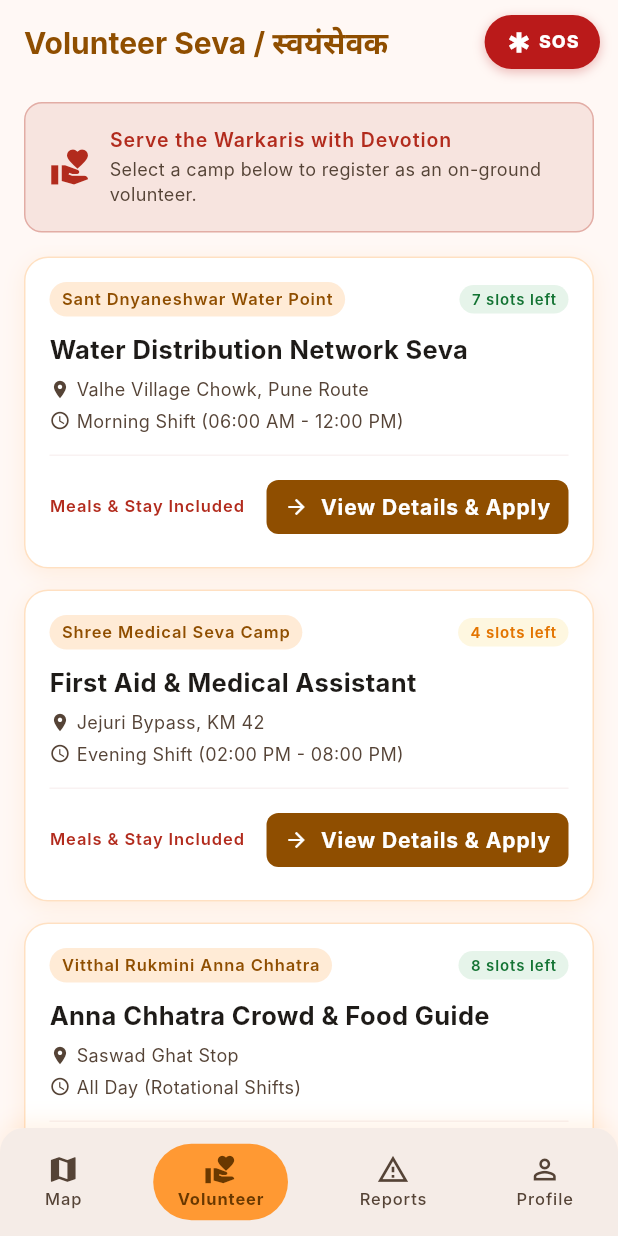
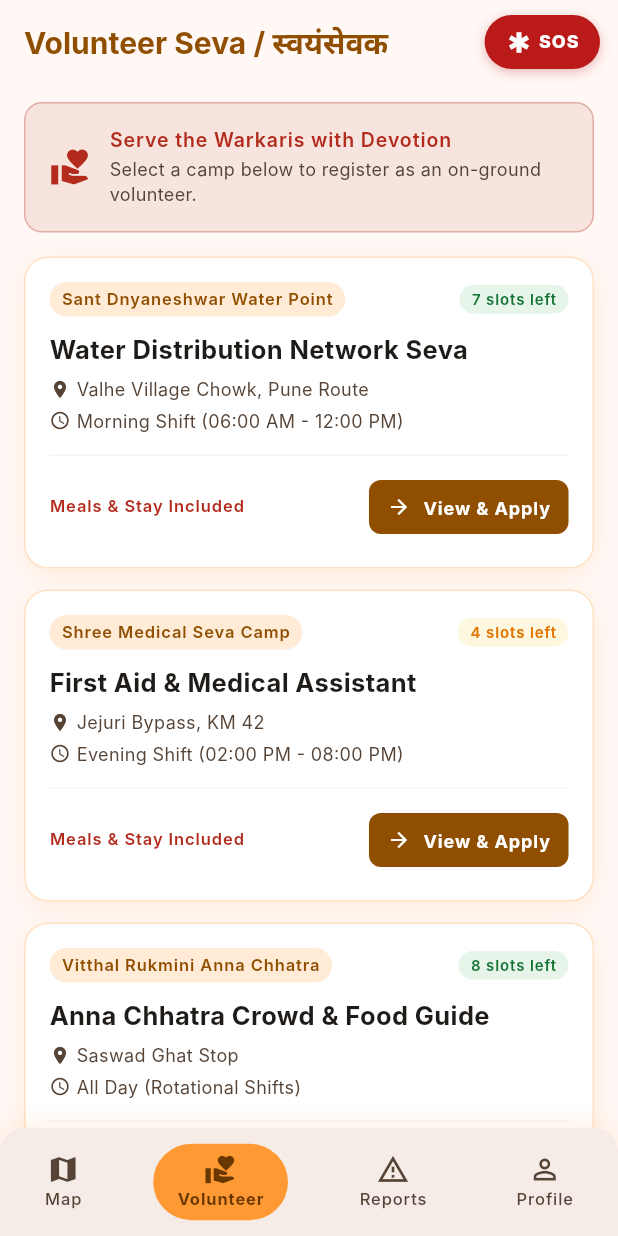
Before and after one commit to Yato-22/wari-app, a Flutter app: the VolunteerOpportunitiesScreen screen opened by its route, on a phone screen of 412 x 824 dp. Run offline on Flutter 3.47's test engine with Material 3 defaults, Android fonts, the phone set to English and light mode, and no system bars; our stand-ins replace flutter_map, latlong2; Roboto replaces fonts that are missing (Inter).

Commit message:
ui changes

```diff
--- a/lib/Screens/volunteer_opportunities_screen.dart
+++ b/lib/Screens/volunteer_opportunities_screen.dart
@@ -231,15 +231,19 @@ class VolunteerOpportunitiesScreen extends StatelessWidget {
                         const Divider(height: 1),
                         const SizedBox(height: 10),
                         Row(
-                          mainAxisAlignment: MainAxisAlignment.spaceBetween,
                           children: [
-                            Text(
-                              'Meals & Stay Included',
-                              style: AppTypography.labelBold.copyWith(
-                                color: AppColors.secondary,
-                                fontSize: 11,
+                            Expanded(
+                              child: Text(
+                                'Meals & Stay Included',
+                                style: AppTypography.labelBold.copyWith(
+                                  color: AppColors.secondary,
+                                  fontSize: 11,
+                                ),
+                                maxLines: 2,
+                                overflow: TextOverflow.ellipsis,
                               ),
                             ),
+                            const SizedBox(width: 8),
                             ElevatedButton.icon(
                               onPressed: () {
                                 Navigator.of(context).pushNamed(
@@ -248,11 +252,14 @@ class VolunteerOpportunitiesScreen extends StatelessWidget {
                                 );
                               },
                               icon: const Icon(Icons.arrow_forward, size: 16),
-                              label: const Text('View Details & Apply'),
+                              label: const Text(
+                                'View & Apply',
+                                style: TextStyle(fontSize: 12),
+                              ),
                               style: ElevatedButton.styleFrom(
                                 backgroundColor: AppColors.primary,
                                 foregroundColor: AppColors.onPrimary,
-                                minimumSize: const Size(140, 36),
+                                minimumSize: const Size(120, 36),
                                 padding: const EdgeInsets.symmetric(horizontal: 12),
                                 shape: RoundedRectangleBorder(
                                   borderRadius: BorderRadius.circular(8),
```
